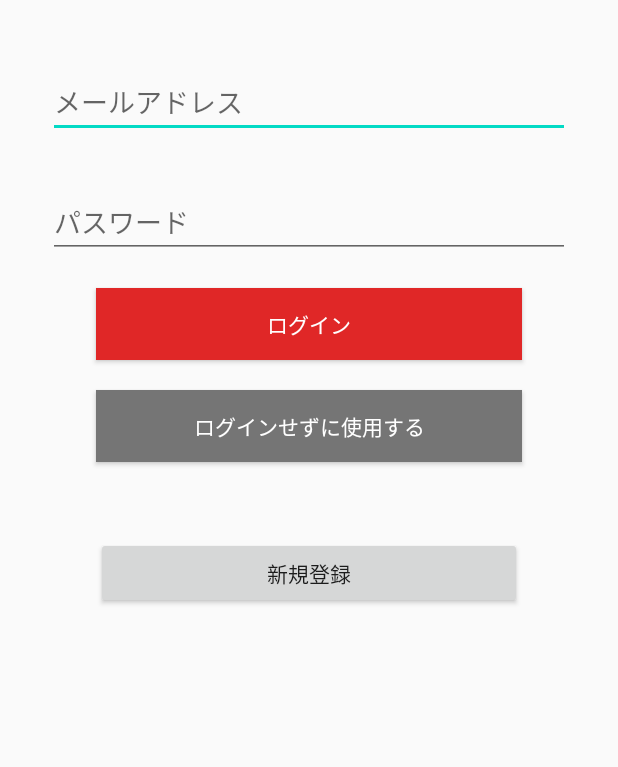
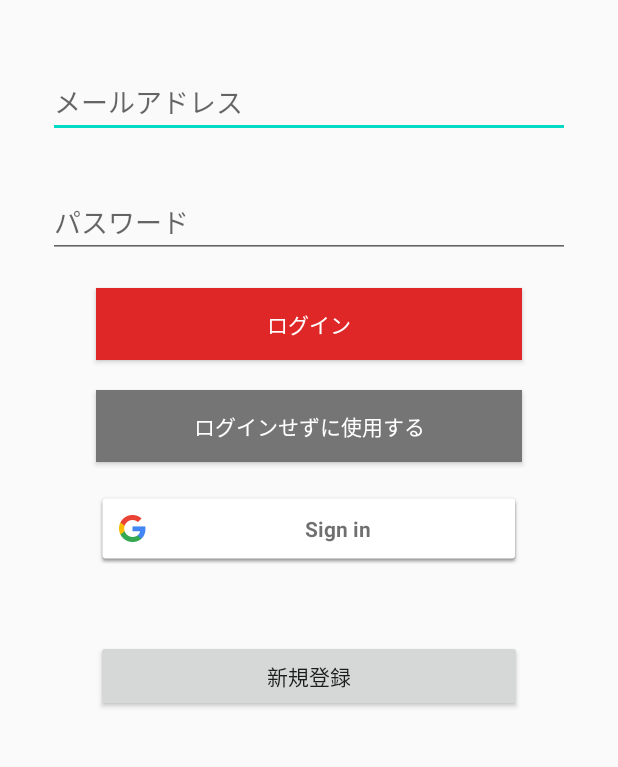
Before and after one commit to hues4789/Memory_kotlin, an Android app: the screen it shows after launch (LoginActivity), on a phone screen of 412 x 824 dp, the part 291-1058 px from its top. Run offline under Robolectric (Android 15) with nearby library versions, the light colour scheme and no system bars; our stand-ins replace Firebase (no records; nobody signed in at launch, a user with empty details on screens opened directly); libraries missing offline, so code that uses them is left out: com.beardedhen.androidbootstrap, io.realm; Roboto replaces fonts that are not available here; 1 statement that could not run was skipped.

Commit message:
Googleログイン機能追加

```diff
--- a/app/build.gradle
+++ b/app/build.gradle
@@ -42,6 +42,8 @@ dependencies {
     implementation 'androidx.constraintlayout:constraintlayout:2.0.1'
     implementation 'com.google.android.material:material:1.2.0'
     implementation 'com.google.firebase:firebase-auth:19.3.2'
+    implementation 'com.firebaseui:firebase-ui-auth:6.3.0'
+    implementation 'com.google.android.gms:play-services-auth:18.1.0'
     implementation 'com.google.firebase:firebase-firestore-ktx:21.6.0'
     implementation 'androidx.legacy:legacy-support-v4:1.0.0'
     testImplementation 'junit:junit:4.12'
--- a/app/src/main/java/com/memory/memory_kotlin/LoginActivity.kt
+++ b/app/src/main/java/com/memory/memory_kotlin/LoginActivity.kt
@@ -3,16 +3,29 @@ package com.memory.memory_kotlin
 import android.content.Intent
 import androidx.appcompat.app.AppCompatActivity
 import android.os.Bundle
+import android.util.Log
 import android.view.View
 import android.widget.Toast
+import com.google.android.gms.auth.api.signin.GoogleSignIn
+import com.google.android.gms.auth.api.signin.GoogleSignInAccount
+import com.google.android.gms.auth.api.signin.GoogleSignInClient
+import com.google.android.gms.auth.api.signin.GoogleSignInOptions
+import com.google.android.gms.common.SignInButton
+import com.google.android.gms.common.api.ApiException
+import com.google.android.gms.tasks.Task
+import com.google.android.material.snackbar.Snackbar
 import com.google.firebase.auth.FirebaseAuth
 import com.google.firebase.auth.FirebaseUser
+import com.google.firebase.auth.GoogleAuthProvider
 import kotlinx.android.synthetic.main.activity_login.*
+import kotlinx.android.synthetic.main.list_item.*
 
 class LoginActivity : AppCompatActivity() {
 
     private lateinit var auth: FirebaseAuth
     private var user: FirebaseUser? = null
+
+    private lateinit var mGoogleSignInClient: GoogleSignInClient
 
     override fun onCreate(savedInstanceState: Bundle?) {
         super.onCreate(savedInstanceState)
@@ -23,12 +36,27 @@ class LoginActivity : AppCompatActivity() {
         auth = FirebaseAuth.getInstance()
         user = FirebaseAuth.getInstance().currentUser
 
+        val gso = GoogleSignInOptions.Builder(GoogleSignInOptions.DEFAULT_SIGN_IN)
+            .requestIdToken(getString(R.string.default_web_client_id))
+            .requestEmail()
+            .build()
+
+        mGoogleSignInClient = GoogleSignIn.getClient(this, gso)
+
+        sign_in_button.setSize(SignInButton.SIZE_STANDARD)
+
+        sign_in_button.setOnClickListener{onLoginButtonClick(it)}
 
         btNoLogin.setOnClickListener{onLoginButtonClick(it)}
         SignUpButton.setOnClickListener{onLoginButtonClick(it)}
         LoginButton.setOnClickListener{onLoginButtonClick(it)}
     }
 
+    override fun onStart() {
+        super.onStart()
+
+        val currentUser = auth.currentUser
+    }
 
     fun onLoginButtonClick(view: View?){
         if(view != null) {
@@ -74,7 +102,59 @@ class LoginActivity : AppCompatActivity() {
                     val intent = Intent(this, SignUpActivity::class.java)
                     startActivity(intent)
                 }
+                R.id.sign_in_button -> {
+                    signIn()
+                }
             }
         }
     }
+
+    private fun signIn() {
+        val signInIntent:Intent= mGoogleSignInClient.signInIntent
+        startActivityForResult(signInIntent, RC_SIGN_IN)
+    }
+
+
+    override fun onActivityResult(requestCode: Int, resultCode: Int, data: Intent?) {
+        super.onActivityResult(requestCode, resultCode, data)
+
+        // Result returned from launching the Intent from GoogleSignInApi.getSignInIntent(...);
+        if (requestCode == RC_SIGN_IN) {
+            val task = GoogleSignIn.getSignedInAccountFromIntent(data)
+            try {
+                // Google Sign In was successful, authenticate with Firebase
+                val account = task.getResult(ApiException::class.java)!!
+                Log.d(TAG, "firebaseAuthWithGoogle:" + account.id)
+                firebaseAuthWithGoogle(account.idToken!!)
+            } catch (e: ApiException) {
+                // Google Sign In failed, update UI appropriately
+                Log.w(TAG, "Google sign in failed", e)
+                // ...
+            }
+        }
+    }
+    private fun firebaseAuthWithGoogle(idToken: String) {
+        val credential = GoogleAuthProvider.getCredential(idToken, null)
+        auth.signInWithCredential(credential)
+            .addOnCompleteListener(this) { task ->
+                if (task.isSuccessful) {
+                    Log.d(TAG, "signInWithCredential:success")
+                    user = auth.currentUser
+                    Toast.makeText(
+                        baseContext, "ログインしました。",
+                        Toast.LENGTH_SHORT
+                    ).show()
+                    val intent = Intent(this, TodayToDoTaskLoginActivity::class.java)
+                    startActivity(intent)
+
+                } else {
+                    Log.w(TAG, "signInWithCredential:failure", task.exception)
+                }
+            }
+    }
+
+    companion object {
+        private const val TAG = "GoogleActivity"
+        private const val RC_SIGN_IN = 9001
+    }
 }
--- a/app/src/main/res/layout/activity_login.xml
+++ b/app/src/main/res/layout/activity_login.xml
@@ -93,6 +93,15 @@ android:orientation="vertical">
             android:background="@color/grey"
             android:text="@string/no_login_btn"
             android:textColor="@color/design_default_color_background" />
+
+        <com.google.android.gms.common.SignInButton
+            android:id="@+id/sign_in_button"
+            android:text="@string/google_login"
+            android:layout_width="match_parent"
+            android:layout_height="wrap_content"
+            android:layout_marginStart="64dp"
+            android:layout_marginTop="20dp"
+            android:layout_marginEnd="64dp"/>
         <Button
             android:id="@+id/SignUpButton"
             android:layout_width="match_parent"
--- a/app/src/main/res/values/strings.xml
+++ b/app/src/main/res/values/strings.xml
@@ -37,4 +37,7 @@
     <string name="to">to</string>
     <string name="fromTo">~</string>
     <string name="Start">Start</string>
+    <string name="firebase_status_fmt">Firebase UID: %s</string>
+    <string name="google_status_fmt">Google User: %s</string>
+    <string name="google_login">Googleでログイン</string>
 </resources>
```
